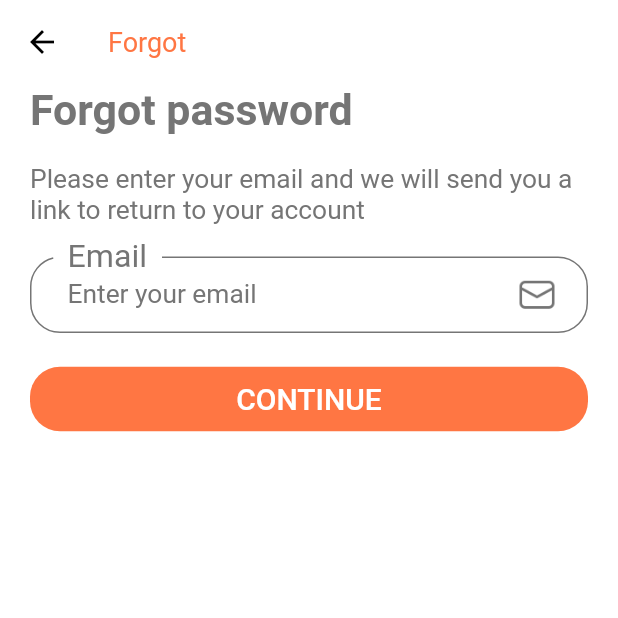
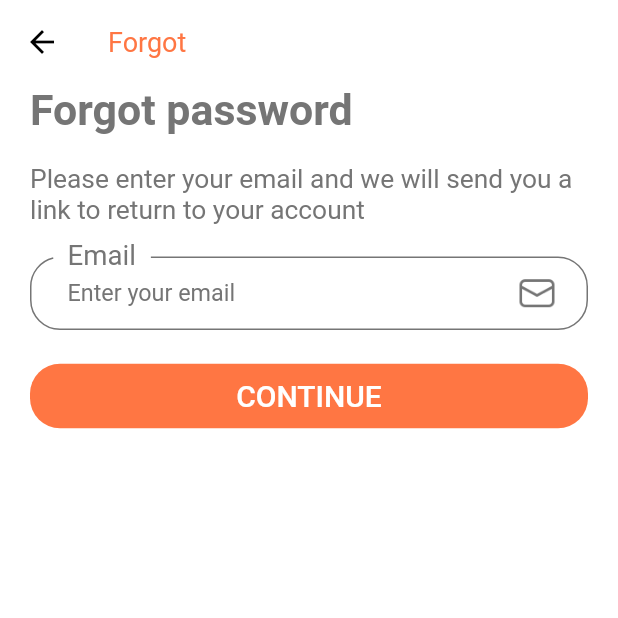
Before and after one commit to PhamChiNang151020/E-Commerce-App-Flutter-UI, a Flutter app: the ForgotPasswordScreen screen opened by its route, on a phone screen of 412 x 824 dp, the top half of it. Run offline on Flutter 3.47's test engine with Material 2 defaults, Android fonts, the phone set to English and light mode, and no system bars; Roboto replaces fonts that are missing (Kanit).

Commit message:
update forgot screen

```diff
--- a/ecommerce_app/lib/screen/auth/forgot/components/FormForgot.dart
+++ b/ecommerce_app/lib/screen/auth/forgot/components/FormForgot.dart
@@ -84,17 +84,25 @@ class _FormForgotPasswordState extends State<FormForgotPassword> {
       decoration: InputDecoration(
         labelText: "Email",
         hintText: "Enter your email",
-        labelStyle: TextStyle(
-          fontSize: sizeTitle,
-          color: textColor,
-        ),
-        hintStyle: TextStyle(
-          fontSize: sizeText,
-          color: textColor,
-        ),
+        labelStyle: styleLabel(),
+        hintStyle: styleHint(),
         floatingLabelBehavior: FloatingLabelBehavior.always,
         suffixIcon: CustomSuffixIcon(icon: 'assets/icon/mail.png'),
       ),
     );
   }
+
+  TextStyle styleHint() {
+    return TextStyle(
+      fontSize: sizeText - 2,
+      color: textColor,
+    );
+  }
+
+  TextStyle styleLabel() {
+    return TextStyle(
+      fontSize: sizeTitle - 4,
+      color: textColor,
+    );
+  }
 }
```
